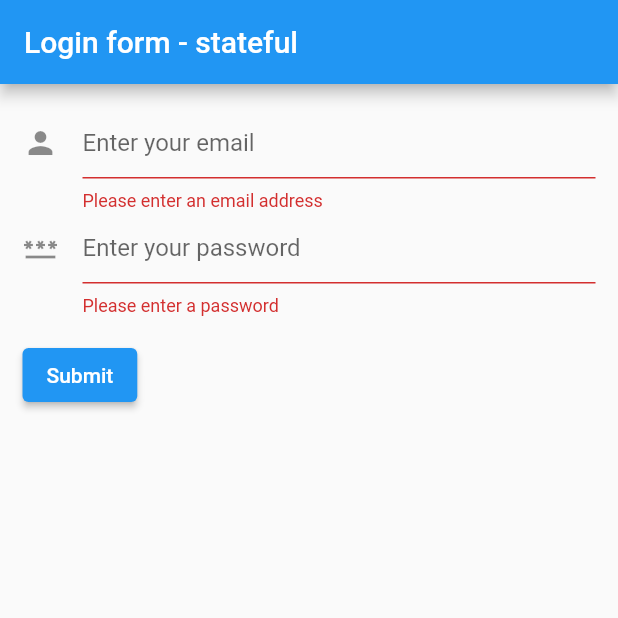
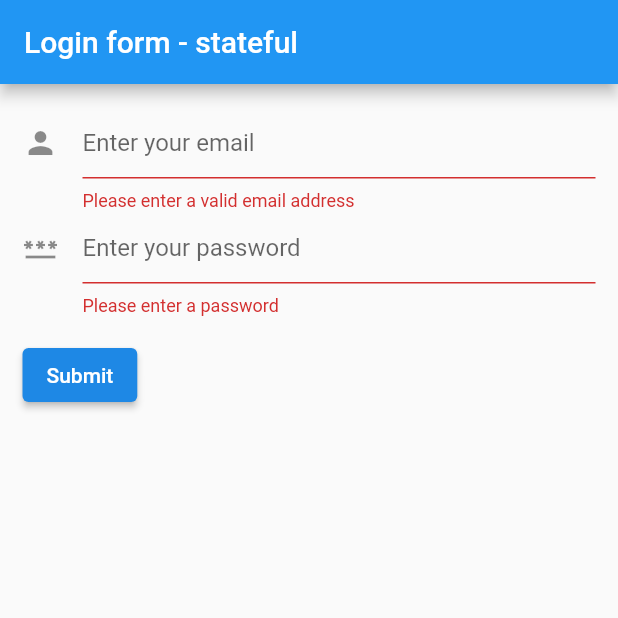
Before and after one commit to lukedxvxes/flutter-login-stateful, a Flutter app: the screen it shows after launch, after a tap on "Submit", on a phone screen of 412 x 824 dp, the top half of it. Run offline on Flutter 3.47's test engine with Material 2 defaults, Android fonts, the phone set to English and light mode, and no system bars.

Commit message:
dummy form with validator mixin

```diff
--- /dev/null
+++ b/lib/src/mixins/validation_mixin.dart
@@ -0,0 +1,18 @@
+class ValidationMixin {
+  String? validateEmail(String? value) {
+    if (value == null || value.isEmpty || !value.contains('@')) {
+      return 'Please enter a valid email address';
+    }
+    return null;
+  }
+
+  String? validatePassword(String? value) {
+    if (value == null || value.isEmpty) {
+      return 'Please enter a password';
+    }
+    if (value.length < 6) {
+      return 'Password must be at least 6 characters';
+    }
+    return null;
+  }
+}
--- a/lib/src/screens/login_screen.dart
+++ b/lib/src/screens/login_screen.dart
@@ -1,4 +1,5 @@
 import 'package:flutter/material.dart';
+import '../mixins/validation_mixin.dart';
 
 class LoginScreen extends StatefulWidget {
   const LoginScreen({Key? key}) : super(key: key);
@@ -7,8 +8,16 @@ class LoginScreen extends StatefulWidget {
   _LoginScreenState createState() => _LoginScreenState();
 }
 
-class _LoginScreenState extends State<LoginScreen> {
+class _LoginScreenState extends State<LoginScreen> with ValidationMixin {
   final GlobalKey<FormState> _formKey = GlobalKey<FormState>();
+
+  String email = '';
+  String password = '';
+
+  submitData(email, password) {
+    print(
+        'here you can consume the email:$email and password:$password in an api or something');
+  }
 
   @override
   Widget build(context) {
@@ -21,6 +30,7 @@ class _LoginScreenState extends State<LoginScreen> {
           children: <Widget>[
             emailField(),
             passwordField(),
+            Container(margin: const EdgeInsets.only(top: 15.0)),
             submitButton(),
           ],
         ),
@@ -35,11 +45,9 @@ class _LoginScreenState extends State<LoginScreen> {
         hintText: 'Enter your email',
         icon: Icon(Icons.person),
       ),
-      validator: (String? value) {
-        if (value == null || value.isEmpty) {
-          return 'Please enter an email address';
-        }
-        return null;
+      validator: validateEmail,
+      onSaved: (value) {
+        email = value.toString();
       },
     );
   }
@@ -51,29 +59,30 @@ class _LoginScreenState extends State<LoginScreen> {
         hintText: 'Enter your password',
         icon: Icon(Icons.password_sharp),
       ),
-      validator: (String? value) {
-        if (value == null || value.isEmpty) {
-          return 'Please enter a password';
-        }
-        return null;
+      validator: validatePassword,
+      onSaved: (String? value) {
+        password = value.toString();
       },
     );
   }
 
   Widget submitButton() {
-    return Padding(
-      padding: const EdgeInsets.symmetric(vertical: 15.0),
-      child: ElevatedButton(
-        onPressed: () {
-          // Validate will return true if the form is valid, or false if
-          // the form is invalid.
-          if (_formKey.currentState!.validate()) {
-            // Process data.
-            print(_formKey);
-          }
-        },
-        child: const Text('Submit'),
+    return ElevatedButton(
+      child: const Text('Submit'),
+      style: ButtonStyle(
+        backgroundColor: MaterialStateProperty.all<Color>(Colors.blue.shade600),
       ),
+      onPressed: () {
+        // Validate will return true if the form is valid, or false if
+        // the form is invalid. Validation set in validator() on TextFormField
+        if (_formKey.currentState!.validate()) {
+          // Process data.
+          _formKey.currentState!
+              .save(); // triggers onSave function on TextFormField
+          submitData(email, password);
+          _formKey.currentState!.reset();
+        }
+      },
     );
   }
 }
```
